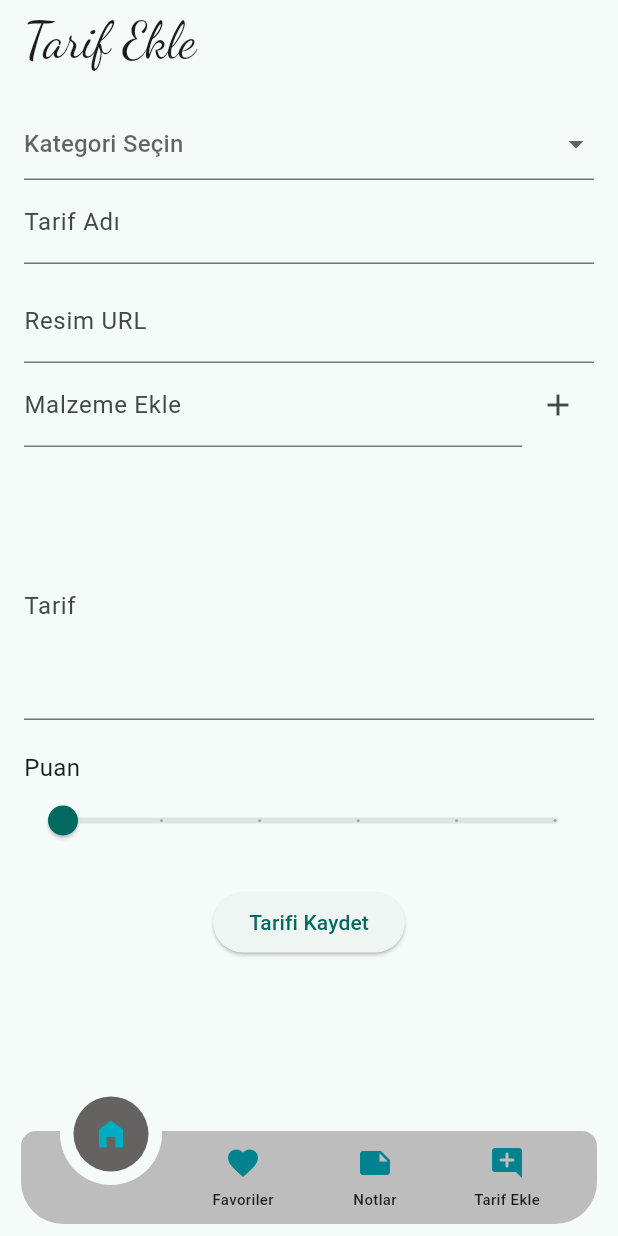
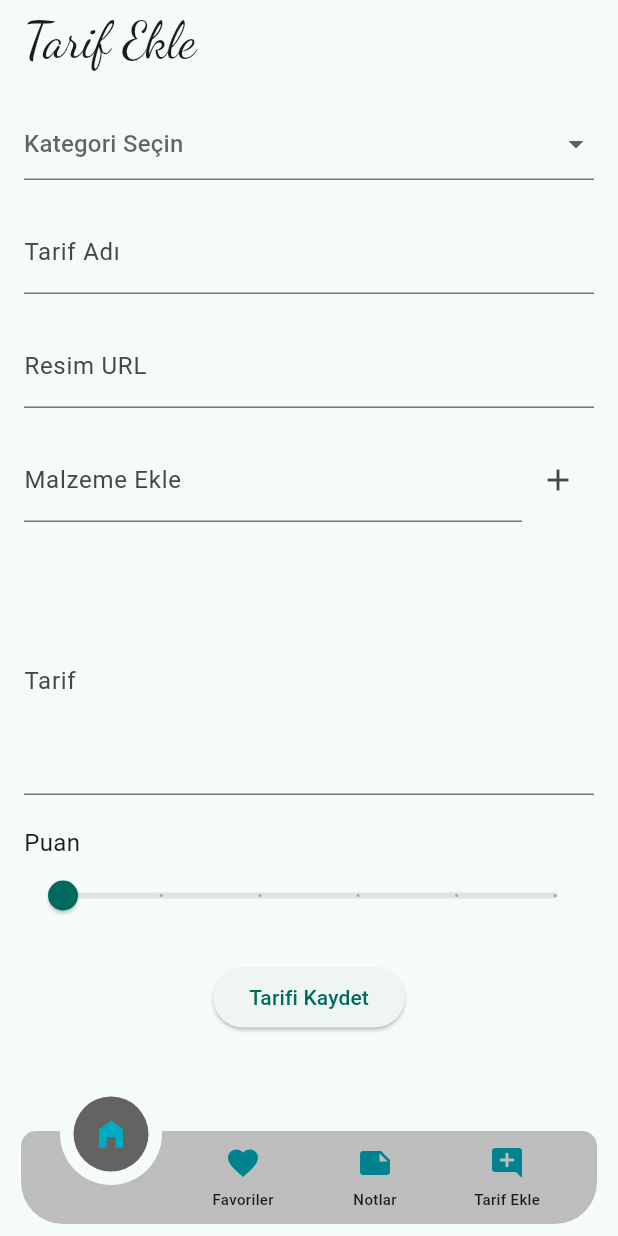
Before and after one commit to NihanErtug/meals_app, a Flutter app: the screen it shows after launch, swiped to page 4, on a phone screen of 412 x 824 dp. Run offline on Flutter 3.47's test engine with Material 3 defaults, Android fonts, the phone set to English and light mode, and no system bars; drawn by our look-alikes of animated_notch_bottom_bar; our stand-ins replace cloud_firestore, firebase_core, flutter_riverpod, google_fonts; accounts and stored records are empty; generated files the repository leaves out were written again.

Commit message:
slash screen vs değişti

```diff
--- a/lib/main.dart
+++ b/lib/main.dart
@@ -11,10 +11,8 @@ import 'package:meals_app/screens/splash_screen.dart';
 final theme = ThemeData(
     appBarTheme: AppBarTheme(
         titleTextStyle: GoogleFonts.dancingScript(
-            textStyle: ThemeData.light()
-                .textTheme
-                .headlineLarge
-                ?.copyWith(fontSize: 33))),
+            textStyle:
+                ThemeData().textTheme.headlineLarge?.copyWith(fontSize: 33))),
     useMaterial3: true,
     colorScheme: ColorScheme.fromSeed(
       //brightness: Brightness.dark, //dark, light, values
--- a/lib/screens/add_recipe_page.dart
+++ b/lib/screens/add_recipe_page.dart
@@ -62,7 +62,8 @@ class _AddRecipePageState extends State<AddRecipePage> {
       appBar: AppBar(
         title: const Text("Tarif Ekle"),
       ),
-      body: Padding(
+      body: SafeArea(
+        child: Padding(
           padding: const EdgeInsets.all(16.0),
           child: Form(
               key: _formKey,
@@ -85,19 +86,23 @@ class _AddRecipePageState extends State<AddRecipePage> {
                       validator: (value) =>
                           value == null ? 'Kategori seçmelisiniz' : null,
                     ),
+                    const SizedBox(height: 20),
                     TextFormField(
                         controller: _nameController,
-                      decoration: const InputDecoration(labelText: "Tarif Adı"),
+                        decoration:
+                            const InputDecoration(labelText: "Tarif Adı"),
                         validator: (value) {
                           if (value == null || value.isEmpty) {
                             return "Tarif adı boş olamaz.";
                           }
                           return null;
                         }),
-                  const SizedBox(height: 10),
+                    const SizedBox(height: 20),
                     TextFormField(
-                      decoration: const InputDecoration(labelText: 'Resim URL'),
+                        decoration:
+                            const InputDecoration(labelText: 'Resim URL'),
                         onSaved: (value) => _imageUrl = value!),
+                    const SizedBox(height: 20),
                     Row(
                       children: [
                         Expanded(
@@ -164,6 +169,7 @@ class _AddRecipePageState extends State<AddRecipePage> {
                 ),
               )),
         ),
+      ),
     );
   }
 }
--- a/lib/screens/categories.dart
+++ b/lib/screens/categories.dart
@@ -35,7 +35,8 @@ class _CategoriesState extends State<Categories> {
           "Kategoriler",
         ),
       ),
-      body: GridView(
+      body: SafeArea(
+        child: GridView(
           padding: const EdgeInsets.all(10),
           gridDelegate: const SliverGridDelegateWithFixedCrossAxisCount(
               crossAxisCount: 2,
@@ -51,6 +52,7 @@ class _CategoriesState extends State<Categories> {
                   ))
               .toList(),
         ),
+      ),
     );
   }
 }
--- a/lib/screens/favorites.dart
+++ b/lib/screens/favorites.dart
@@ -72,13 +72,14 @@ class Favorites extends ConsumerWidget {
                           meal.name,
                           style: const TextStyle(
                               fontSize: 18,
-                              color: Colors.black87,
+                              //color: Colors.black87,
                               fontStyle: FontStyle.italic,
                               fontWeight: FontWeight.w300),
                         ),
                       ),
                     );
                   }).toList(),
+                  SizedBox(height: 10),
                 ]),
               );
             }).toList(),
--- a/lib/screens/meals.dart
+++ b/lib/screens/meals.dart
@@ -78,7 +78,7 @@ class _MealsState extends State<Meals> {
             flexibleSpace: FlexibleSpaceBar(
               titlePadding: EdgeInsets.only(left: 60, bottom: 16),
               title: Text(
-                "${widget.category.name} Listesi",
+                "${widget.category.name} ",
                 style: GoogleFonts.protestRevolution(
                     textStyle: TextStyle(color: widget.category.color)),
               ),
```
Also changed, not shown: assets/animation/splash_screen.gif, assets/splash_screen.png, pubspec.lock, 5 other files. Lines whose indentation alone changed are shown as unchanged.
